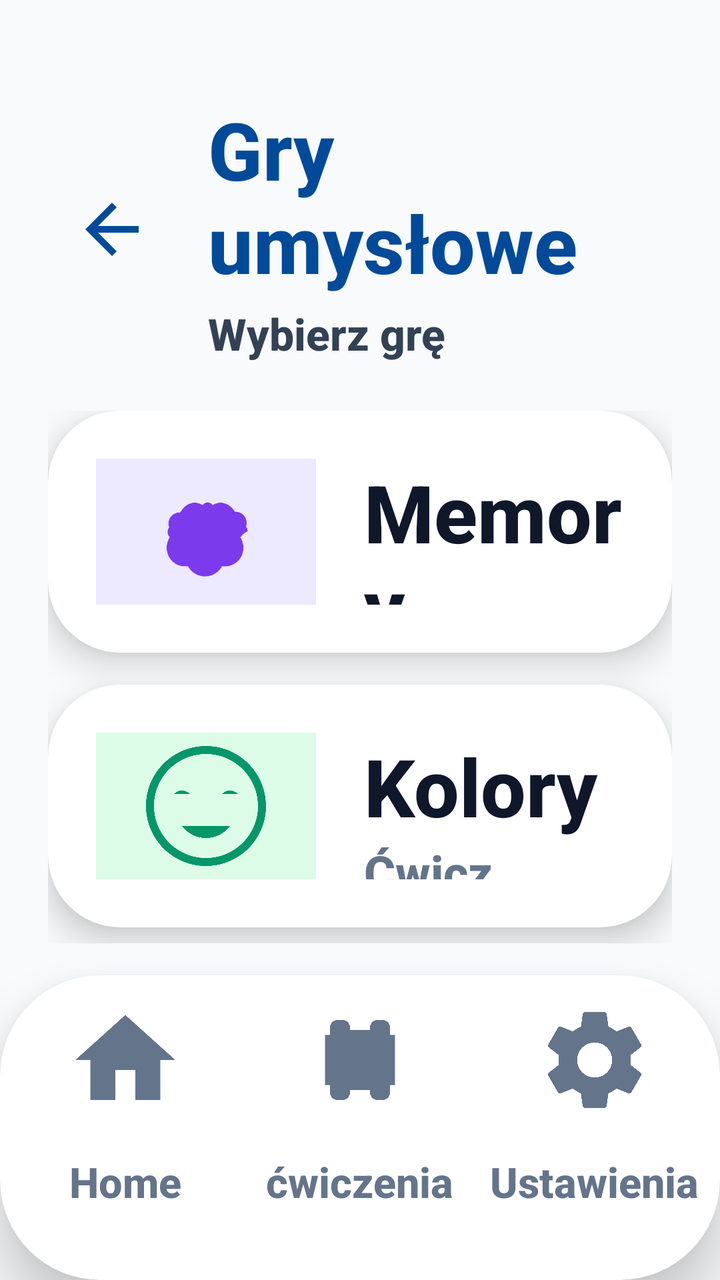
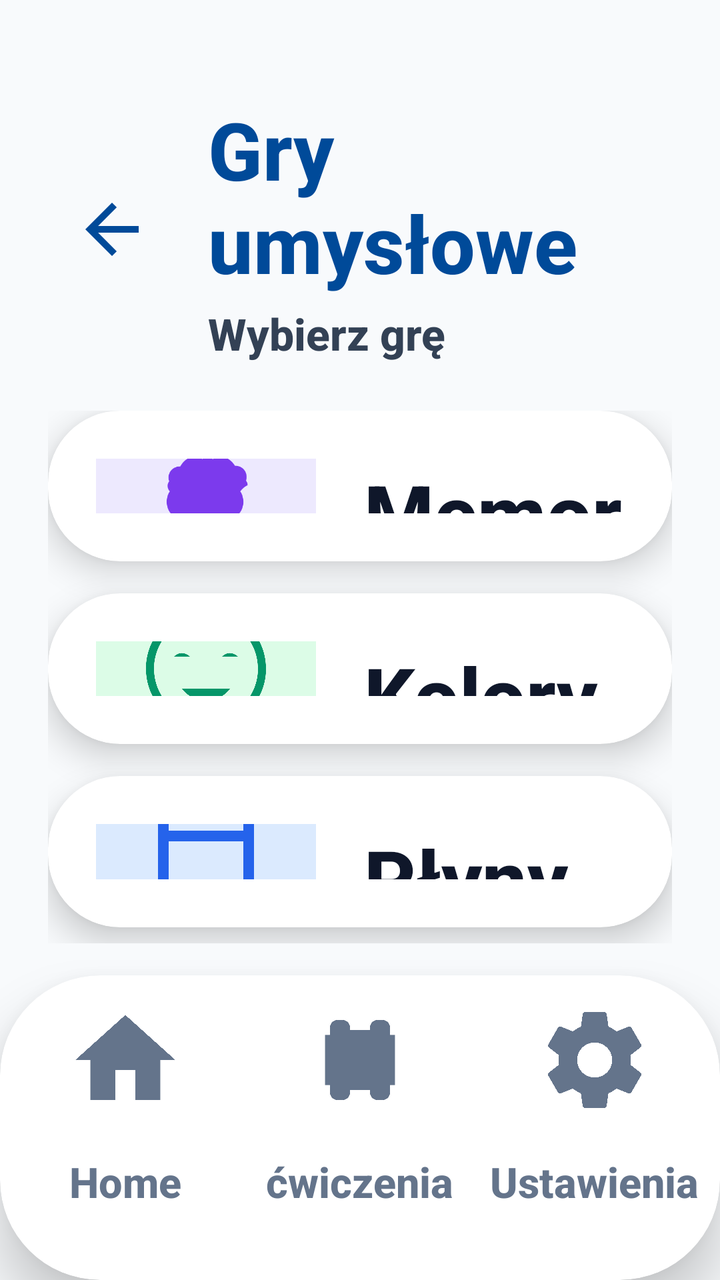

An Android layout rendered at two revisions. The XML below is the earlier revision; the diff shows what the commit changed to produce the second picture.
<!-- AndroidManifest.xml: application theme Theme.Fitnessapp -->
<!-- res/layout/activity_mind_games.xml -->
<?xml version="1.0" encoding="utf-8"?>
<androidx.constraintlayout.widget.ConstraintLayout xmlns:android="http://schemas.android.com/apk/res/android"
    xmlns:app="http://schemas.android.com/apk/res-auto"
    android:layout_width="match_parent"
    android:layout_height="match_parent"
    android:background="#F8FAFC">

    
    <LinearLayout
        android:id="@+id/header_container"
        android:layout_width="match_parent"
        android:layout_height="wrap_content"
        android:orientation="horizontal"
        android:paddingHorizontal="24dp"
        android:paddingTop="48dp"
        android:gravity="center_vertical"
        app:layout_constraintTop_toTopOf="parent">

        <ImageButton
            android:id="@+id/btn_back"
            android:layout_width="64dp"
            android:layout_height="64dp"
            android:background="?android:attr/selectableItemBackgroundBorderless"
            android:src="@drawable/ic_back"
            app:tint="#004A99"
            android:scaleType="fitCenter"
            android:padding="12dp" />

        <LinearLayout
            android:layout_width="0dp"
            android:layout_height="wrap_content"
            android:layout_weight="1"
            android:orientation="vertical"
            android:layout_marginStart="16dp">

            <TextView
                android:id="@+id/tv_title"
                android:layout_width="match_parent"
                android:layout_height="wrap_content"
                android:text="Gry umysłowe"
                android:textColor="#004A99"
                android:textSize="40sp"
                android:textStyle="bold" />

            <TextView
                android:layout_width="match_parent"
                android:layout_height="wrap_content"
                android:layout_marginTop="4dp"
                android:text="Wybierz grę"
                android:textColor="#334155"
                android:textSize="22sp"
                android:textStyle="bold" />
        </LinearLayout>
    </LinearLayout>

    
    <LinearLayout
        android:layout_width="match_parent"
        android:layout_height="0dp"
        android:orientation="vertical"
        android:paddingHorizontal="24dp"
        android:paddingTop="24dp"
        android:paddingBottom="16dp"
        app:layout_constraintTop_toBottomOf="@id/header_container"
        app:layout_constraintBottom_toTopOf="@id/bottom_nav_container">

        
        <androidx.cardview.widget.CardView
            android:id="@+id/card_memory"
            android:layout_width="match_parent"
            android:layout_height="0dp"
            android:layout_weight="1"
            android:layout_marginBottom="16dp"
            app:cardCornerRadius="36dp"
            app:cardElevation="10dp"
            android:clickable="true"
            android:focusable="true"
            app:cardBackgroundColor="#FFFFFF"
            android:foreground="?android:attr/selectableItemBackground">

            <LinearLayout
                android:layout_width="match_parent"
                android:layout_height="match_parent"
                android:gravity="center_vertical"
                android:orientation="horizontal"
                android:padding="24dp">

                <FrameLayout
                    android:layout_width="110dp"
                    android:layout_height="110dp">
                    <View
                        android:layout_width="match_parent"
                        android:layout_height="match_parent"
                        android:background="@drawable/bg_indicator_active"
                        android:backgroundTint="#EDE9FE" />
                    <ImageView
                        android:layout_width="64dp"
                        android:layout_height="64dp"
                        android:layout_gravity="center"
                        android:src="@drawable/ic_brain"
                        app:tint="#7C3AED" />
                </FrameLayout>

                <LinearLayout
                    android:layout_width="match_parent"
                    android:layout_height="wrap_content"
                    android:layout_marginStart="24dp"
                    android:orientation="vertical">
                    <TextView
                        android:layout_width="wrap_content"
                        android:layout_height="wrap_content"
                        android:text="Memory"
                        android:textColor="#0F172A"
                        android:textSize="40sp"
                        android:textStyle="bold" />
                    <TextView
                        android:layout_width="wrap_content"
                        android:layout_height="wrap_content"
                        android:text="Ćwicz pamięć"
                        android:textColor="#64748B"
                        android:textSize="24sp"
                        android:textStyle="bold" />
                </LinearLayout>
            </LinearLayout>
        </androidx.cardview.widget.CardView>

        
        <androidx.cardview.widget.CardView
            android:id="@+id/card_colors"
            android:layout_width="match_parent"
            android:layout_height="0dp"
            android:layout_weight="1"
            android:layout_marginBottom="8dp"
            app:cardCornerRadius="36dp"
            app:cardElevation="10dp"
            android:clickable="true"
            android:focusable="true"
            app:cardBackgroundColor="#FFFFFF"
            android:foreground="?android:attr/selectableItemBackground">

            <LinearLayout
                android:layout_width="match_parent"
                android:layout_height="match_parent"
                android:gravity="center_vertical"
                android:orientation="horizontal"
                android:padding="24dp">

                <FrameLayout
                    android:layout_width="110dp"
                    android:layout_height="110dp">
                    <View
                        android:layout_width="match_parent"
                        android:layout_height="match_parent"
                        android:background="@drawable/bg_indicator_active"
                        android:backgroundTint="#DCFCE7" />
                    <ImageView
                        android:layout_width="64dp"
                        android:layout_height="64dp"
                        android:layout_gravity="center"
                        android:src="@drawable/ic_mood_happy"
                        app:tint="#059669" />
                </FrameLayout>

                <LinearLayout
                    android:layout_width="match_parent"
                    android:layout_height="wrap_content"
                    android:layout_marginStart="24dp"
                    android:orientation="vertical">
                    <TextView
                        android:layout_width="wrap_content"
                        android:layout_height="wrap_content"
                        android:text="Kolory"
                        android:textColor="#0F172A"
                        android:textSize="40sp"
                        android:textStyle="bold" />
                    <TextView
                        android:layout_width="wrap_content"
                        android:layout_height="wrap_content"
                        android:text="Ćwicz refleks"
                        android:textColor="#64748B"
                        android:textSize="24sp"
                        android:textStyle="bold" />
                </LinearLayout>
            </LinearLayout>
        </androidx.cardview.widget.CardView>

    </LinearLayout>

    <include
        android:id="@+id/bottom_nav_container"
        layout="@layout/layout_bottom_nav"
        android:layout_width="match_parent"
        android:layout_height="wrap_content"
        app:layout_constraintBottom_toBottomOf="parent" />

</androidx.constraintlayout.widget.ConstraintLayout>
<!-- res/layout/layout_bottom_nav.xml (included above) -->
<?xml version="1.0" encoding="utf-8"?>
<androidx.cardview.widget.CardView xmlns:android="http://schemas.android.com/apk/res/android"
    xmlns:app="http://schemas.android.com/apk/res-auto"
    android:id="@+id/bottom_nav_container"
    android:layout_width="match_parent"
    android:layout_height="210dp"
    app:cardCornerRadius="50dp"
    app:cardElevation="16dp"
    app:cardBackgroundColor="#FFFFFF"
    android:layout_marginBottom="-35dp">

    <LinearLayout
        android:layout_width="match_parent"
        android:layout_height="match_parent"
        android:orientation="horizontal"
        android:paddingBottom="35dp"
        android:paddingHorizontal="4dp"
        android:gravity="bottom">

        
        <LinearLayout
            android:id="@+id/nav_home"
            android:layout_width="0dp"
            android:layout_height="match_parent"
            android:layout_weight="1"
            android:gravity="center"
            android:orientation="vertical"
            android:clickable="true"
            android:focusable="true"
            android:background="?android:attr/selectableItemBackground">

            <androidx.cardview.widget.CardView
                android:id="@+id/nav_home_indicator"
                android:layout_width="120dp"
                android:layout_height="85dp"
                app:cardCornerRadius="30dp"
                app:cardElevation="0dp"
                app:cardBackgroundColor="@android:color/transparent">
                <ImageView
                    android:id="@+id/nav_home_icon"
                    android:layout_width="60dp"
                    android:layout_height="60dp"
                    android:layout_gravity="center"
                    android:src="@drawable/ic_home"
                    app:tint="#64748B" />
            </androidx.cardview.widget.CardView>
            <TextView
                android:id="@+id/nav_home_text"
                android:layout_width="wrap_content"
                android:layout_height="wrap_content"
                android:text="Home"
                android:textColor="#64748B"
                android:textStyle="bold"
                android:textSize="21sp"
                android:maxLines="1"
                android:ellipsize="none"
                android:layout_marginTop="4dp" />
        </LinearLayout>

        
        <LinearLayout
            android:id="@+id/nav_plan"
            android:layout_width="0dp"
            android:layout_height="match_parent"
            android:layout_weight="1"
            android:gravity="center"
            android:orientation="vertical"
            android:clickable="true"
            android:focusable="true"
            android:background="?android:attr/selectableItemBackground">

            <androidx.cardview.widget.CardView
                android:id="@+id/nav_plan_indicator"
                android:layout_width="120dp"
                android:layout_height="85dp"
                app:cardCornerRadius="30dp"
                app:cardElevation="0dp"
                app:cardBackgroundColor="@android:color/transparent">
                <ImageView
                    android:id="@+id/nav_plan_icon"
                    android:layout_width="60dp"
                    android:layout_height="60dp"
                    android:layout_gravity="center"
                    android:src="@drawable/ic_dumbbell"
                    app:tint="#64748B" />
            </androidx.cardview.widget.CardView>
            <TextView
                android:id="@+id/nav_plan_text"
                android:layout_width="wrap_content"
                android:layout_height="wrap_content"
                android:text="ćwiczenia"
                android:textColor="#64748B"
                android:textStyle="bold"
                android:textSize="21sp"
                android:maxLines="1"
                android:ellipsize="none"
                android:layout_marginTop="4dp" />
        </LinearLayout>

        
        <LinearLayout
            android:id="@+id/nav_settings"
            android:layout_width="0dp"
            android:layout_height="match_parent"
            android:layout_weight="1"
            android:gravity="center"
            android:orientation="vertical"
            android:clickable="true"
            android:focusable="true"
            android:background="?android:attr/selectableItemBackground">

            <androidx.cardview.widget.CardView
                android:id="@+id/nav_settings_indicator"
                android:layout_width="120dp"
                android:layout_height="85dp"
                app:cardCornerRadius="30dp"
                app:cardElevation="0dp"
                app:cardBackgroundColor="@android:color/transparent">
                <ImageView
                    android:id="@+id/nav_settings_icon"
                    android:layout_width="60dp"
                    android:layout_height="60dp"
                    android:layout_gravity="center"
                    android:src="@drawable/ic_settings"
                    app:tint="#64748B" />
            </androidx.cardview.widget.CardView>
            <TextView
                android:id="@+id/nav_settings_text"
                android:layout_width="wrap_content"
                android:layout_height="wrap_content"
                android:text="Ustawienia"
                android:textColor="#64748B"
                android:textStyle="bold"
                android:textSize="21sp"
                android:maxLines="1"
                android:ellipsize="none"
                android:layout_marginTop="4dp" />
        </LinearLayout>

    </LinearLayout>
</androidx.cardview.widget.CardView>
<!-- resources referenced by this layout -->
<resources>
  <!-- drawable bg_indicator_active (drawable) -->
  <?xml version="1.0" encoding="utf-8"?>
  <shape xmlns:android="http://schemas.android.com/apk/res/android"
      android:shape="rectangle">
      <solid android:color="@color/blue_primary" />
      <corners android:radius="4dp" />
  </shape>
  <!-- drawable ic_back (drawable) -->
  <vector xmlns:android="http://schemas.android.com/apk/res/android"
      android:width="24dp"
      android:height="24dp"
      android:viewportWidth="24"
      android:viewportHeight="24">
      <path
          android:fillColor="#000000"
          android:pathData="M20,11H7.83l5.59,-5.59L12,4l-8,8 8,8 1.41,-1.41L7.83,13H20v-2z"/>
  </vector>
  <!-- drawable ic_dumbbell (drawable) -->
  <vector xmlns:android="http://schemas.android.com/apk/res/android"
      android:width="24dp"
      android:height="24dp"
      android:viewportWidth="24"
      android:viewportHeight="24">
      <path
          android:fillColor="#000000"
          android:pathData="M18,18.5V17H19V7H18V5.5A1.5,1.5 0,0 0,16.5 4H15.5A1.5,1.5 0,0 0,14 5.5V6H10V5.5A1.5,1.5 0,0 0,8.5 4H7.5A1.5,1.5 0,0 0,6 5.5V7H5V17H6V18.5A1.5,1.5 0,0 0,7.5 20H8.5A1.5,1.5 0,0 0,10 18.5V18H14V18.5A1.5,1.5 0,0 0,15.5 20H16.5A1.5,1.5 0,0 0,18 18.5Z"/>
  </vector>
  <!-- drawable ic_home (drawable) -->
  <vector xmlns:android="http://schemas.android.com/apk/res/android"
      android:width="24dp"
      android:height="24dp"
      android:viewportWidth="24"
      android:viewportHeight="24">
      <path
          android:fillColor="#FF000000"
          android:pathData="M10,20V14H14V20H19V12H22L12,3L2,12H5V20H10Z" />
  </vector>
  <!-- drawable ic_mood_happy (drawable) -->
  <vector xmlns:android="http://schemas.android.com/apk/res/android"
      android:width="64dp"
      android:height="64dp"
      android:viewportWidth="64"
      android:viewportHeight="64">
      <path
          android:fillColor="#065F46"
          android:pathData="M32,2C15.43,2 2,15.43 2,32s13.43,30 30,30 30,-13.43 30,-30S48.57,2 32,2zM32,58C17.66,58 6,46.34 6,32S17.66,6 32,6s26,11.66 26,26S46.34,58 32,58z"/>
      <path
          android:fillColor="#065F46"
          android:pathData="M24,26c0,0 -4,-4 -8,0"/>
      <path
          android:fillColor="#065F46"
          android:pathData="M48,26c0,0 -4,-4 -8,0"/>
      <path
          android:fillColor="#065F46"
          android:pathData="M32,48c8,0 12,-6 12,-6H20C20,42 24,48 32,48z"/>
  </vector>
  <style name="Theme.Fitnessapp" parent="Base.Theme.Fitnessapp" />
  <color name="blue_primary">#2563EB</color>
  <style name="Base.Theme.Fitnessapp" parent="Theme.Material3.Light.NoActionBar">
          
          <item name="android:fontFamily">sans-serif-medium</item>
          <item name="android:textAllCaps">false</item>
          <item name="android:textColor">#0F172A</item>
          <item name="android:windowBackground">#F8FAFC</item>
      </style>
  <!-- unchanged entries left out for length: 2 -->
</resources>

<!-- the commit's change to res/layout/activity_mind_games.xml (unified diff, before → after) -->
@@ -66,7 +66,7 @@
 
         
         <androidx.cardview.widget.CardView
-            android:id="@+id/card_memory"
+            android:id="@+id/card_memory_selection"
             android:layout_width="match_parent"
             android:layout_height="0dp"
             android:layout_weight="1"
@@ -116,7 +116,7 @@
                     <TextView
                         android:layout_width="wrap_content"
                         android:layout_height="wrap_content"
-                        android:text="Ćwicz pamięć"
+                        android:text="Wybierz poziom"
                         android:textColor="#64748B"
                         android:textSize="24sp"
                         android:textStyle="bold" />
@@ -126,11 +126,11 @@
 
         
         <androidx.cardview.widget.CardView
-            android:id="@+id/card_colors"
+            android:id="@+id/card_colors_selection"
             android:layout_width="match_parent"
             android:layout_height="0dp"
             android:layout_weight="1"
-            android:layout_marginBottom="8dp"
+            android:layout_marginBottom="16dp"
             app:cardCornerRadius="36dp"
             app:cardElevation="10dp"
             android:clickable="true"
@@ -176,7 +176,67 @@
                     <TextView
                         android:layout_width="wrap_content"
                         android:layout_height="wrap_content"
-                        android:text="Ćwicz refleks"
+                        android:text="Wybierz poziom"
+                        android:textColor="#64748B"
+                        android:textSize="24sp"
+                        android:textStyle="bold" />
+                </LinearLayout>
+            </LinearLayout>
+        </androidx.cardview.widget.CardView>
+
+        
+        <androidx.cardview.widget.CardView
+            android:id="@+id/card_liquid_selection"
+            android:layout_width="match_parent"
+            android:layout_height="0dp"
+            android:layout_weight="1"
+            android:layout_marginBottom="8dp"
+            app:cardCornerRadius="36dp"
+            app:cardElevation="10dp"
+            android:clickable="true"
+            android:focusable="true"
+            app:cardBackgroundColor="#FFFFFF"
+            android:foreground="?android:attr/selectableItemBackground">
+
+            <LinearLayout
+                android:layout_width="match_parent"
+                android:layout_height="match_parent"
+                android:gravity="center_vertical"
+                android:orientation="horizontal"
+                android:padding="24dp">
+
+                <FrameLayout
+                    android:layout_width="110dp"
+                    android:layout_height="110dp">
+                    <View
+                        android:layout_width="match_parent"
+                        android:layout_height="match_parent"
+                        android:background="@drawable/bg_indicator_active"
+                        android:backgroundTint="#DBEAFE" />
+                    <ImageView
+                        android:layout_width="64dp"
+                        android:layout_height="64dp"
+                        android:layout_gravity="center"
+                        android:src="@drawable/ic_plan"
+                        app:tint="#2563EB" />
+                </FrameLayout>
+
+                <LinearLayout
+                    android:layout_width="match_parent"
+                    android:layout_height="wrap_content"
+                    android:layout_marginStart="24dp"
+                    android:orientation="vertical">
+                    <TextView
+                        android:layout_width="wrap_content"
+                        android:layout_height="wrap_content"
+                        android:text="Płyny"
+                        android:textColor="#0F172A"
+                        android:textSize="40sp"
+                        android:textStyle="bold" />
+                    <TextView
+                        android:layout_width="wrap_content"
+                        android:layout_height="wrap_content"
+                        android:text="Sortuj kolory"
                         android:textColor="#64748B"
                         android:textSize="24sp"
                         android:textStyle="bold" />
<!-- resource entries referenced after the edit -->
@@ -56,8 +56,20 @@
           android:fillColor="#065F46"
           android:pathData="M32,48c8,0 12,-6 12,-6H20C20,42 24,48 32,48z"/>
   </vector>
+  <!-- drawable ic_plan (drawable) -->
+  <?xml version="1.0" encoding="utf-8"?>
+  <vector xmlns:android="http://schemas.android.com/apk/res/android"
+      android:width="24dp"
+      android:height="24dp"
+      android:viewportWidth="24"
+      android:viewportHeight="24">
+      <path
+          android:fillColor="@color/black"
+          android:pathData="M19,4h-1V2h-2v2H8V2H6v2H5C3.89,4 3.01,4.9 3.01,6L3,20c0,1.1 0.89,2 2,2h14c1.1,0 2,-0.9 2,-2V6c0,-1.1 -0.9,-2 -2,-2zm0,16H5V10h14v10zM19,8H5V6h14v2z" />
+  </vector>
   <style name="Theme.Fitnessapp" parent="Base.Theme.Fitnessapp" />
   <color name="blue_primary">#2563EB</color>
+  <color name="black">#FF000000</color>
   <style name="Base.Theme.Fitnessapp" parent="Theme.Material3.Light.NoActionBar">
           
           <item name="android:fontFamily">sans-serif-medium</item>
